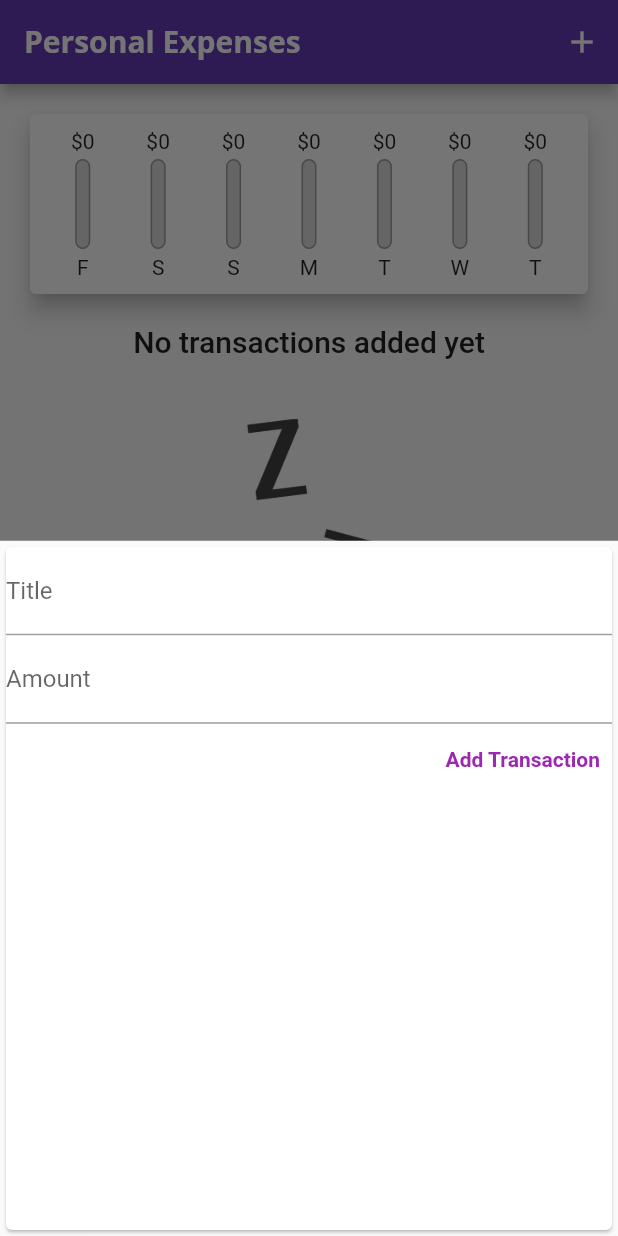
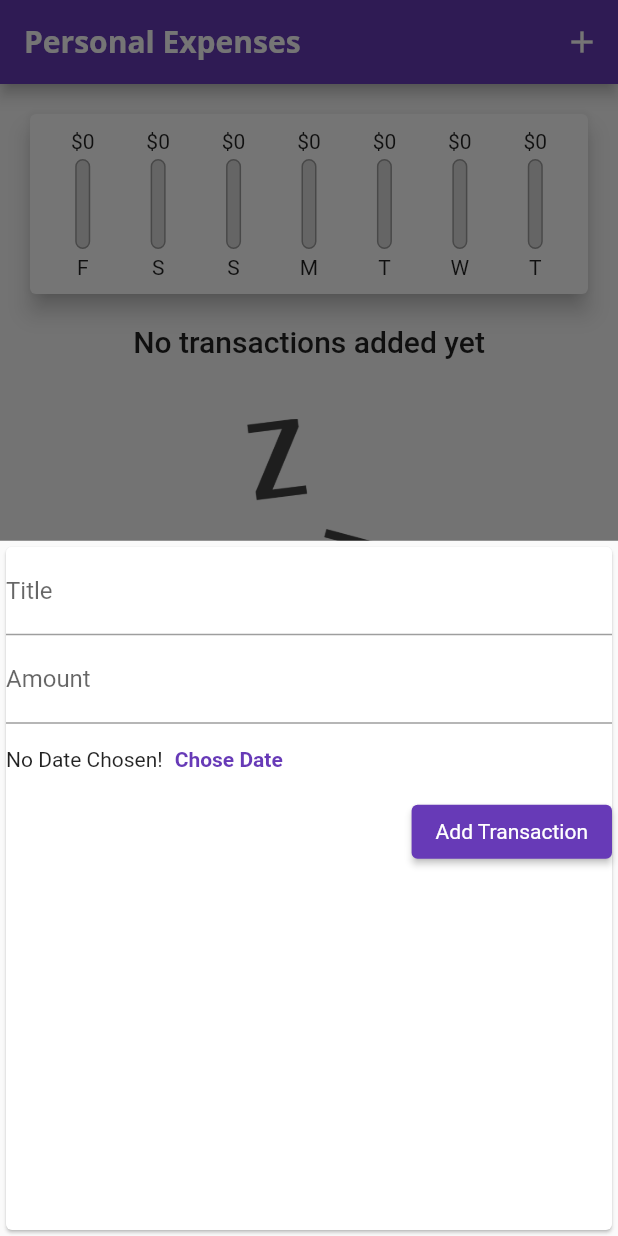
Before and after one commit to joseramosp/Learning-Flutter-2023, a Flutter app: the screen it shows after launch, after a tap on the "add" icon, on a phone screen of 412 x 824 dp. Run offline on Flutter 3.47's test engine with Material 2 defaults, Android fonts, the light colour scheme and no system bars; missing offline and left inert: dart:ffi.

Commit message:
Working on the date picker.

```diff
--- a/Section 4/expenses_tracker/lib/main.dart
+++ b/Section 4/expenses_tracker/lib/main.dart
@@ -11,6 +11,11 @@ class MyApp extends StatelessWidget {
   final ThemeData theme = ThemeData(
     primarySwatch: Colors.deepPurple,
     fontFamily: 'Quicksand',
+    elevatedButtonTheme: ElevatedButtonThemeData(
+      style: ElevatedButton.styleFrom(
+        textStyle: TextStyle(color: Colors.white),
+      ),
+    ),
     textTheme: ThemeData.light().textTheme.copyWith(
           bodySmall: const TextStyle(
             color: Colors.black,
--- a/Section 4/expenses_tracker/lib/widgets/new_transaction.dart
+++ b/Section 4/expenses_tracker/lib/widgets/new_transaction.dart
@@ -19,7 +19,7 @@ class _NewTransactionState extends State<NewTransaction> {
 
   final amountController = TextEditingController();
 
-  void submitData() {
+  void _submitData() {
     final enteredTitle = titleController.text;
     final enteredAmount = double.parse(amountController.text);
 
@@ -46,7 +46,7 @@ class _NewTransactionState extends State<NewTransaction> {
               labelText: 'Title',
             ),
             controller: titleController,
-            onSubmitted: (_) => submitData,
+            onSubmitted: (_) => _submitData,
             // onChanged: (val) {
             //   titleInput = val;
             // },
@@ -57,19 +57,27 @@ class _NewTransactionState extends State<NewTransaction> {
             ),
             controller: amountController,
             keyboardType: TextInputType.number,
-            onSubmitted: (_) => submitData,
+            onSubmitted: (_) => _submitData,
             // onChanged: (val) {
             //   amountInput = val;
             // },
           ),
-          TextButton(
-            onPressed: submitData,
-            child: const Text(
-              'Add Transaction',
-              style: TextStyle(
-                color: Colors.purple,
-                fontWeight: FontWeight.bold,
-              ),
+          Row(
+            children: [
+              const Text('No Date Chosen!'),
+              TextButton(
+                  onPressed: () {},
+                  child: const Text(
+                    'Chose Date',
+                    style: TextStyle(fontWeight: FontWeight.bold),
+                  ))
+            ],
+          ),
+          ElevatedButton(
+            onPressed: _submitData,
+            child: Text('Add Transaction'),
+            style: ElevatedButton.styleFrom(
+              backgroundColor: Theme.of(context).primaryColor,
             ),
           ),
         ],
```
Also changed, not shown: 3 other files.
